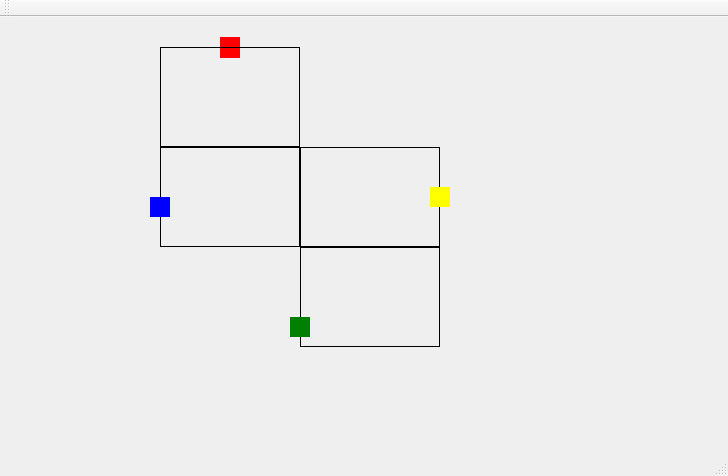
The window that mainwindow.ui (julianaabs/Trains) describes before a commit, drawn with Qt 5.
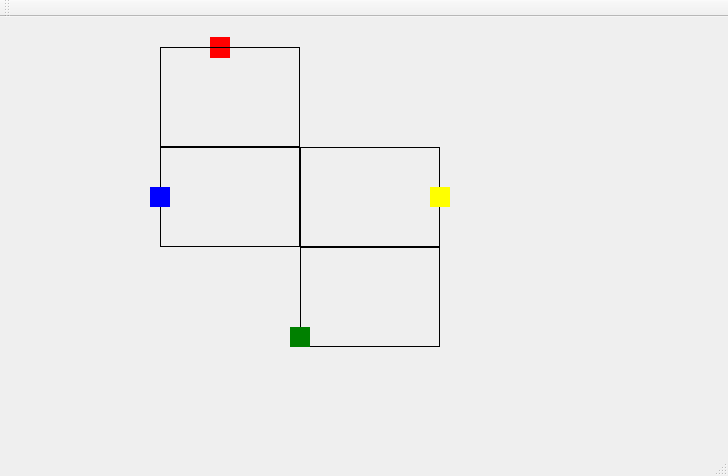
The same window after the commit.

Commit message: trens supostamente andam

```diff
--- a/mainwindow.ui
+++ b/mainwindow.ui
@@ -34,7 +34,7 @@
    <widget class="QLabel" name="labelTrain1">
     <property name="geometry">
      <rect>
-      <x>220</x>
+      <x>210</x>
       <y>20</y>
       <width>20</width>
       <height>21</height>
@@ -102,7 +102,7 @@
     <property name="geometry">
      <rect>
       <x>150</x>
-      <y>180</y>
+      <y>170</y>
       <width>20</width>
       <height>20</height>
      </rect>
@@ -134,7 +134,7 @@
     <property name="geometry">
      <rect>
       <x>290</x>
-      <y>300</y>
+      <y>310</y>
       <width>20</width>
       <height>20</height>
      </rect>
```
The commit also changes 2 other files.
